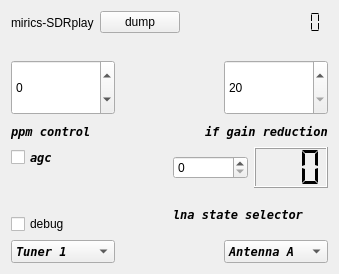
Above: qt-devices/sdrplay-handler-v2/sdrplay-widget-v2.ui from JvanKatwijk/qt-dab before the change. Below: the same form after it.
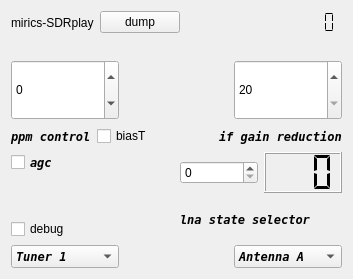
That is the form after the change.

Diff of the .ui file:
```diff
--- a/qt-devices/sdrplay-handler-v2/sdrplay-widget-v2.ui
+++ b/qt-devices/sdrplay-handler-v2/sdrplay-widget-v2.ui
@@ -6,8 +6,8 @@
    <rect>
     <x>0</x>
     <y>0</y>
-    <width>339</width>
-    <height>274</height>
+    <width>353</width>
+    <height>279</height>
    </rect>
   </property>
   <property name="sizePolicy">
@@ -149,6 +149,13 @@
        </property>
       </widget>
      </item>
+     <item>
+      <widget class="QCheckBox" name="biasT_selector">
+       <property name="text">
+        <string>biasT</string>
+       </property>
+      </widget>
+     </item>
      <item>
       <spacer name="horizontalSpacer_3">
        <property name="orientation">
```
